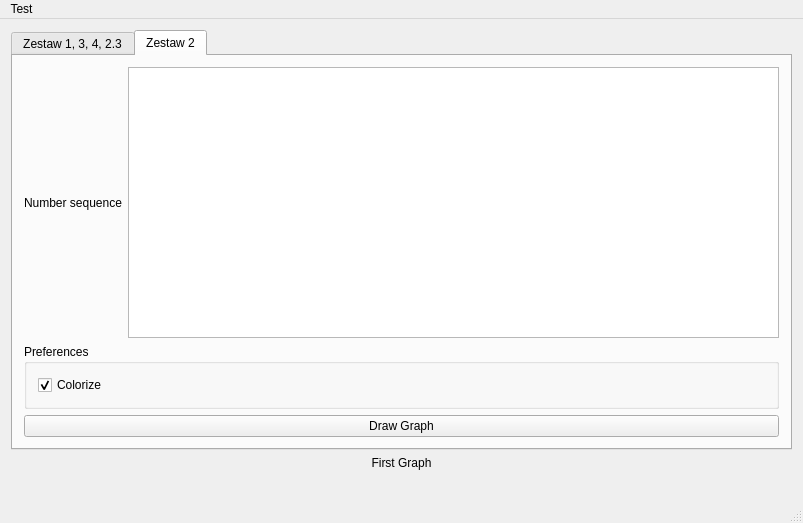
Above: QGraphUtilityTest/QGraphUtilityTest.ui from RzuF/QGraphUtility before the change. Below: the same form after it.
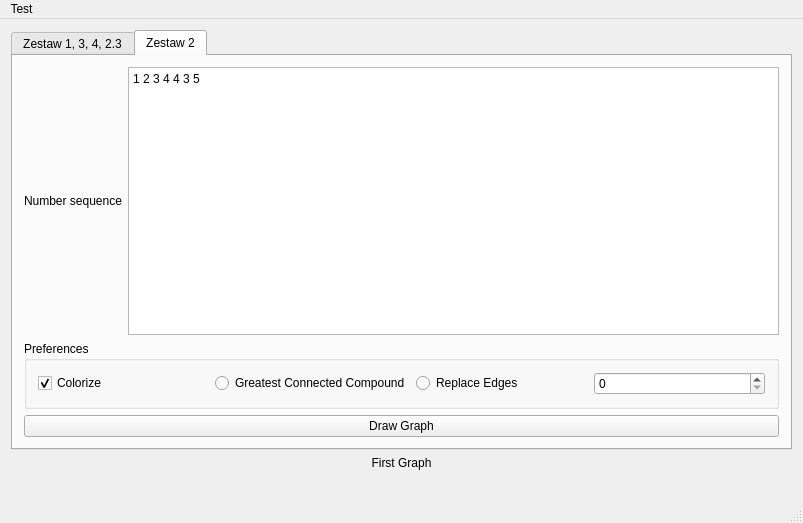
That is the form after the change. The open tabs and pages were chosen to show the change.

Commit message: Generating k-regular random graphs implemented

Diff of the .ui file:
```diff
--- a/QGraphUtilityTest/QGraphUtilityTest.ui
+++ b/QGraphUtilityTest/QGraphUtilityTest.ui
@@ -262,7 +262,11 @@
            </widget>
           </item>
           <item>
-           <widget class="QPlainTextEdit" name="sequenceTextEdit"/>
+           <widget class="QPlainTextEdit" name="sequenceTextEdit">
+            <property name="plainText">
+             <string>1 2 3 4 4 3 5</string>
+            </property>
+           </widget>
           </item>
          </layout>
         </item>
@@ -282,6 +286,30 @@
              </property>
             </widget>
            </item>
+           <item>
+            <widget class="QRadioButton" name="gccRadio">
+             <property name="text">
+              <string>Greatest Connected Compound</string>
+             </property>
+            </widget>
+           </item>
+           <item>
+            <widget class="QRadioButton" name="replaceEdgesRadio">
+             <property name="text">
+              <string>Replace Edges</string>
+             </property>
+            </widget>
+           </item>
+           <item>
+            <widget class="QSpinBox" name="replaceSpinBox">
+             <property name="minimum">
+              <number>0</number>
+             </property>
+             <property name="value">
+              <number>0</number>
+             </property>
+            </widget>
+           </item>
           </layout>
          </widget>
         </item>
```
Left out of the diff: 21 changed lines with no effect on the pictures. The commit also changes 7 other files.
